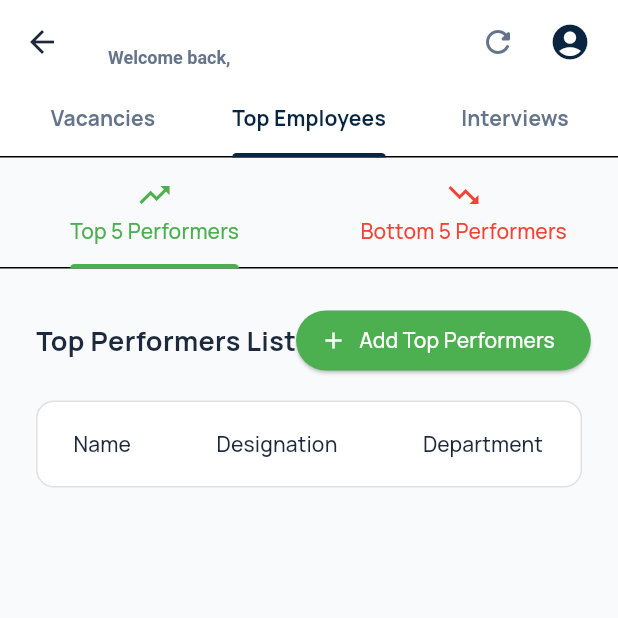
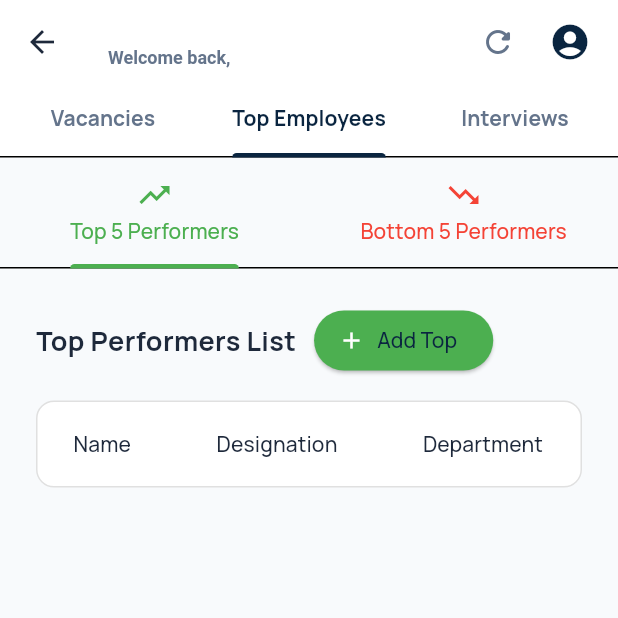
Before and after one commit to Data-Analytics-Processor/dashboard_flutterWeb, a Flutter app: the HRHomePage screen opened directly with empty values, tab 2 chosen, on a phone screen of 412 x 824 dp, the top half of it. Run offline on Flutter 3.47's test engine with Material 3 defaults, Android fonts, the phone set to English and light mode, and no system bars; our stand-ins replace device_info_plus, fl_chart, flutter_secure_storage, google_fonts, jwt_decoder, permission_handler and 2 more; missing offline and left inert: android_id, dart:js_interop; accounts and stored records are empty; network calls fail.

Commit message:
layout issue fix1

```diff
--- a/lib/pages/hr/actions/topPerformingEmployees.dart
+++ b/lib/pages/hr/actions/topPerformingEmployees.dart
@@ -71,14 +71,20 @@ class _PerformerTableOnly extends StatelessWidget {
       child: Column(
         crossAxisAlignment: CrossAxisAlignment.start,
         children: [
-          Row(
-            mainAxisAlignment: MainAxisAlignment.spaceBetween,
+          Wrap(
+            alignment: WrapAlignment.spaceBetween,
+            crossAxisAlignment: WrapCrossAlignment.center,
+            spacing: 12,
+            runSpacing: 8,
             children: [
-              Text("${isTop ? 'Top' : 'Bottom'} Performers List", style: const TextStyle(fontSize: 18, fontWeight: FontWeight.bold)),
+              Text(
+                "${isTop ? 'Top' : 'Bottom'} Performers List",
+                style: const TextStyle(fontSize: 18, fontWeight: FontWeight.bold),
+              ),
               ElevatedButton.icon(
                 onPressed: performers.length >= 5 ? null : () => _openAddDialog(context),
                 icon: const Icon(Icons.add, color: Colors.white, size: 18),
-                label: Text("Add ${isTop ? 'Top' : 'Bottom'} Performers", style: const TextStyle(color: Colors.white)),
+                label: Text("Add ${isTop ? 'Top' : 'Bottom'}"),
                 style: ElevatedButton.styleFrom(backgroundColor: themeColor),
               ),
             ],
```
Also changed, not shown: lib/pages/hr/actions/newInterviews.dart (+13 -5 lines), lib/pages/sales-marketing/actions/nonTradePriceApproval.dart (+12 -4 lines).
